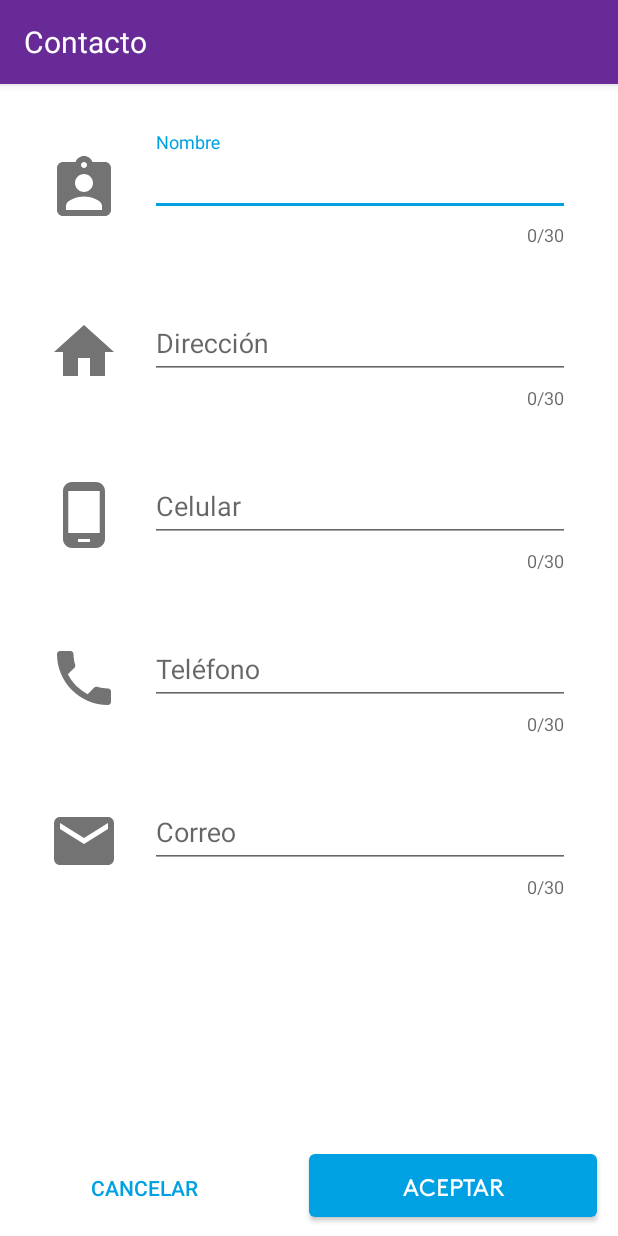
After one commit to JimPoolML/ContactBook, an Android app: the CreateUserActivity screen opened directly, with no data from a screen before it, on a phone screen of 412 x 824 dp. The commit adds this screen. Run offline under Robolectric (Android 15) with nearby library versions, the phone set to English and light mode, and no system bars; libraries missing offline, so code that uses them is left out: de.mateware.snacky.

Commit message:
Create ContactUserActivity Implements TextInput Implements Utils

```diff
--- /dev/null
+++ b/app/src/main/java/appjpm4everyone/contactbook/createuser/CreateUserActivity.kt
@@ -0,0 +1,30 @@
+package appjpm4everyone.contactbook.createuser
+
+import android.os.Bundle
+import appjpm4everyone.contactbook.R
+import appjpm4everyone.contactbook.base.BaseActivity
+import appjpm4everyone.contactbook.databinding.ActivityCreateUserBinding
+
+class CreateUserActivity : BaseActivity() {
+
+    private lateinit var binding : ActivityCreateUserBinding
+
+    override fun onCreate(savedInstanceState: Bundle?) {
+        super.onCreate(savedInstanceState)
+        setContentView(R.layout.activity_create_user)
+
+        binding = ActivityCreateUserBinding.inflate(layoutInflater)
+        setContentView(binding.root)
+
+        initUI()
+    }
+
+    private fun initUI() {
+        binding.botonCancelar.setOnClickListener {
+            hideKeyboardFrom(this)
+            finish()
+        }
+    }
+
+
+}
--- a/app/src/main/java/appjpm4everyone/contactbook/main/MainActivity.kt
+++ b/app/src/main/java/appjpm4everyone/contactbook/main/MainActivity.kt
@@ -1,8 +1,11 @@
 package appjpm4everyone.contactbook.main
 
+import android.content.Intent
+import android.os.Build
 import android.os.Bundle
 import android.view.View
-import android.widget.Toast
+import androidx.core.content.ContextCompat
+import androidx.core.content.res.ResourcesCompat
 import androidx.recyclerview.widget.DividerItemDecoration
 import androidx.recyclerview.widget.ItemTouchHelper
 import androidx.recyclerview.widget.LinearLayoutManager
@@ -11,9 +14,11 @@ import appjpm4everyone.contactbook.R
 import appjpm4everyone.contactbook.adapters.ContactAdapter
 import appjpm4everyone.contactbook.base.BaseActivity
 import appjpm4everyone.contactbook.classes.WeakContact
+import appjpm4everyone.contactbook.createuser.CreateUserActivity
 import appjpm4everyone.contactbook.databinding.ActivityMainBinding
 import appjpm4everyone.libraryFAB.CommunicateFab
 import appjpm4everyone.libraryFAB.MovableFloatingActionButton
+import com.google.android.material.internal.ContextUtils.getActivity
 
 
 class MainActivity : BaseActivity(), CommunicateFab {
@@ -91,8 +96,19 @@ class MainActivity : BaseActivity(), CommunicateFab {
             override fun onSwiped(viewHolder: RecyclerView.ViewHolder, swipeDir: Int) {
 
                 //Toast.makeText(this@MainActivity, "on Swiped ", Toast.LENGTH_SHORT).show()
+                /*if (Build.VERSION.SDK_INT >= 21) {
+                    showLongSnackError(this@MainActivity, resources.getString(R.string.delete_contact),
+                            ContextCompat.getDrawable(this@MainActivity, R.drawable.ic_delete)!!)
+                } else {
+                    showLongSnackError(this@MainActivity, resources.getString(R.string.delete_contact),
+                            resources.getDrawable(R.drawable.ic_delete))
+                }*/
+
                 showLongSnackError(this@MainActivity, resources.getString(R.string.delete_contact),
-                resources.getDrawable(R.drawable.ic_delete))
+                        ContextCompat.getDrawable(this@MainActivity, R.drawable.ic_delete)!!)
+                /*showLongSnackError(this@MainActivity, resources.getString(R.string.delete_contact),
+                    ResourcesCompat.getDrawable(R.drawable.ic_delete)!!
+                )*/
                 //Remove swiped item from list and notify the RecyclerView
                 val position = viewHolder.adapterPosition
                 list.removeAt(position)
@@ -113,7 +129,8 @@ class MainActivity : BaseActivity(), CommunicateFab {
     }
 
     override fun onClickFab(xPos: Float, yPos: Float) {
-        Toast.makeText(this, "Xpos : $xPos Ypos : $yPos", Toast.LENGTH_SHORT).show()
+        val intent = Intent(this, CreateUserActivity::class.java)
+        startActivity(intent)
     }
 
 }
--- /dev/null
+++ b/app/src/main/java/appjpm4everyone/contactbook/utils/Utils.kt
@@ -0,0 +1,46 @@
+package appjpm4everyone.contactbook.utils
+
+import android.util.Patterns
+import java.util.regex.Pattern
+
+
+object Utils {
+
+    fun isValidEmail(target: CharSequence?): Boolean {
+        return if (target != null) {
+            if (target.isEmpty()) {
+                false
+            } else {
+                Patterns.EMAIL_ADDRESS.matcher(target).matches()
+            }
+        }else{
+            false
+        }
+    }
+
+    fun isValidName(target: CharSequence?): Boolean {
+        val patron = Pattern.compile("^[a-zA-Z ]+$")
+        return if (target != null) {
+            if (target.isEmpty()) {
+                false
+            } else {
+                patron.matcher(target).matches() &&  (target.length<30)
+            }
+        }else{
+            false
+        }
+    }
+
+    fun isValidPhoneNumber(target: CharSequence?): Boolean {
+        return if (target != null) {
+            if (target.isEmpty()) {
+                false
+            } else {
+                Patterns.PHONE.matcher(target).matches()
+            }
+        }else{
+            false
+        }
+    }
+
+}
--- /dev/null
+++ b/app/src/main/res/drawable/ic_cell_phone.xml
@@ -0,0 +1,5 @@
+<vector android:alpha="0.92" android:height="48dp"
+    android:tint="?attr/colorControlNormal" android:viewportHeight="24"
+    android:viewportWidth="24" android:width="48dp" xmlns:android="http://schemas.android.com/apk/res/android">
+    <path android:fillColor="@android:color/white" android:pathData="M16,1L8,1C6.34,1 5,2.34 5,4v16c0,1.66 1.34,3 3,3h8c1.66,0 3,-1.34 3,-3L19,4c0,-1.66 -1.34,-3 -3,-3zM14,21h-4v-1h4v1zM17.25,18L6.75,18L6.75,4h10.5v14z"/>
+</vector>
--- /dev/null
+++ b/app/src/main/res/drawable/ic_email.xml
@@ -0,0 +1,5 @@
+<vector android:alpha="0.92" android:height="48dp"
+    android:tint="?attr/colorControlNormal" android:viewportHeight="24"
+    android:viewportWidth="24" android:width="48dp" xmlns:android="http://schemas.android.com/apk/res/android">
+    <path android:fillColor="@android:color/white" android:pathData="M20,4L4,4c-1.1,0 -1.99,0.9 -1.99,2L2,18c0,1.1 0.9,2 2,2h16c1.1,0 2,-0.9 2,-2L22,6c0,-1.1 -0.9,-2 -2,-2zM20,8l-8,5 -8,-5L4,6l8,5 8,-5v2z"/>
+</vector>
--- /dev/null
+++ b/app/src/main/res/drawable/ic_home.xml
@@ -0,0 +1,5 @@
+<vector android:alpha="0.92" android:height="48dp"
+    android:tint="?attr/colorControlNormal" android:viewportHeight="24"
+    android:viewportWidth="24" android:width="48dp" xmlns:android="http://schemas.android.com/apk/res/android">
+    <path android:fillColor="@android:color/white" android:pathData="M10,20v-6h4v6h5v-8h3L12,3 2,12h3v8z"/>
+</vector>
--- /dev/null
+++ b/app/src/main/res/drawable/ic_local_phone.xml
@@ -0,0 +1,5 @@
+<vector android:alpha="0.92" android:height="48dp"
+    android:tint="?attr/colorControlNormal" android:viewportHeight="24"
+    android:viewportWidth="24" android:width="48dp" xmlns:android="http://schemas.android.com/apk/res/android">
+    <path android:fillColor="@android:color/white" android:pathData="M6.62,10.79c1.44,2.83 3.76,5.14 6.59,6.59l2.2,-2.2c0.27,-0.27 0.67,-0.36 1.02,-0.24 1.12,0.37 2.33,0.57 3.57,0.57 0.55,0 1,0.45 1,1V20c0,0.55 -0.45,1 -1,1 -9.39,0 -17,-7.61 -17,-17 0,-0.55 0.45,-1 1,-1h3.5c0.55,0 1,0.45 1,1 0,1.25 0.2,2.45 0.57,3.57 0.11,0.35 0.03,0.74 -0.25,1.02l-2.2,2.2z"/>
+</vector>
--- /dev/null
+++ b/app/src/main/res/drawable/ic_name.xml
@@ -0,0 +1,5 @@
+<vector android:alpha="0.92" android:height="48dp"
+    android:tint="?attr/colorControlNormal" android:viewportHeight="24"
+    android:viewportWidth="24" android:width="48dp" xmlns:android="http://schemas.android.com/apk/res/android">
+    <path android:fillColor="@android:color/white" android:pathData="M19,3h-4.18C14.4,1.84 13.3,1 12,1c-1.3,0 -2.4,0.84 -2.82,2L5,3c-1.1,0 -2,0.9 -2,2v14c0,1.1 0.9,2 2,2h14c1.1,0 2,-0.9 2,-2L21,5c0,-1.1 -0.9,-2 -2,-2zM12,3c0.55,0 1,0.45 1,1s-0.45,1 -1,1 -1,-0.45 -1,-1 0.45,-1 1,-1zM12,7c1.66,0 3,1.34 3,3s-1.34,3 -3,3 -3,-1.34 -3,-3 1.34,-3 3,-3zM18,19L6,19v-1.4c0,-2 4,-3.1 6,-3.1s6,1.1 6,3.1L18,19z"/>
+</vector>
--- /dev/null
+++ b/app/src/main/res/layout/activity_create_user.xml
@@ -0,0 +1,317 @@
+<?xml version="1.0" encoding="utf-8"?>
+<androidx.constraintlayout.widget.ConstraintLayout xmlns:android="http://schemas.android.com/apk/res/android"
+xmlns:app="http://schemas.android.com/apk/res-auto"
+xmlns:tools="http://schemas.android.com/tools"
+android:layout_width="match_parent"
+android:layout_height="match_parent"
+tools:context=".createuser.CreateUserActivity">
+
+<androidx.coordinatorlayout.widget.CoordinatorLayout
+    android:layout_width="match_parent"
+    android:layout_height="match_parent"
+    android:background="@color/colorWhite"
+    android:fitsSystemWindows="true"
+    app:layout_constraintBottom_toBottomOf="parent"
+    app:layout_constraintEnd_toEndOf="parent"
+    app:layout_constraintStart_toStartOf="parent"
+    app:layout_constraintTop_toTopOf="parent">
+
+    <com.google.android.material.appbar.AppBarLayout
+        android:id="@+id/app_bar"
+        style="@style/Widget.MaterialComponents.Toolbar.Primary"
+        android:layout_width="match_parent"
+        android:layout_height="?actionBarSize"
+        android:background="@drawable/background_toolbar"
+        android:fitsSystemWindows="true"
+        android:minHeight="?attr/actionBarSize"
+        android:theme="@style/AppThemeCustom">
+
+        <androidx.appcompat.widget.Toolbar
+            android:id="@+id/toolbar"
+            android:layout_width="match_parent"
+            android:layout_height="?actionBarSize"
+            android:minHeight="56dp"
+            app:layout_collapseMode="pin"
+            app:popupTheme="@style/ThemeOverlay.AppCompat.Light">
+
+
+            <TextView
+                android:id="@+id/txt_toolbar_create"
+                android:layout_width="wrap_content"
+                android:layout_height="wrap_content"
+                android:layout_marginStart="@dimen/dp_8"
+                android:layout_marginTop="@dimen/dp_8"
+                android:text="@string/contact"
+                android:textColor="@color/colorWhite"
+                android:textSize="@dimen/text_toolbar_size" />
+
+        </androidx.appcompat.widget.Toolbar>
+
+    </com.google.android.material.appbar.AppBarLayout>
+
+    <androidx.core.widget.NestedScrollView
+        android:layout_width="match_parent"
+        android:layout_height="match_parent"
+        android:fillViewport="true"
+        app:layout_behavior="@string/appbar_scrolling_view_behavior">
+
+        <androidx.constraintlayout.widget.ConstraintLayout
+            android:id="@+id/general_constraint"
+            android:layout_width="match_parent"
+            android:layout_height="wrap_content"
+            android:background="@color/colorWhite">
+
+            <LinearLayout
+                android:id="@+id/linear_name"
+                android:layout_width="match_parent"
+                android:layout_height="wrap_content"
+                android:layout_marginTop="@dimen/dp_32"
+                android:layout_marginStart="@dimen/dp_32"
+                android:layout_marginEnd="@dimen/dp_32"
+                app:layout_constraintLeft_toLeftOf="parent"
+                app:layout_constraintRight_toRightOf="parent"
+                app:layout_constraintTop_toTopOf="parent"
+                android:orientation="horizontal">
+
+                <ImageView
+                    android:id="@+id/img_name"
+                    android:layout_width="wrap_content"
+                    android:layout_height="wrap_content"
+                    android:layout_gravity="center_vertical"
+                    android:contentDescription="@string/hint_name"
+                    app:srcCompat="@drawable/ic_name" />
+
+                <com.google.android.material.textfield.TextInputLayout
+                    android:id="@+id/ti_name"
+                    android:layout_width="match_parent"
+                    android:layout_height="wrap_content"
+                    android:layout_marginStart="@dimen/dp_20"
+                    app:counterEnabled="true"
+                    app:counterMaxLength="30"
+                    app:errorEnabled="true">
+
+                    <EditText
+                        android:id="@+id/edt_name"
+                        android:layout_width="match_parent"
+                        android:layout_height="wrap_content"
+                        android:ems="10"
+                        android:hint="@string/hint_name"
+                        android:inputType="text"
+                        android:maxLength="30"
+                        android:importantForAutofill="no"
+                        android:maxLines="1"/>
+
+
+                </com.google.android.material.textfield.TextInputLayout>
+            </LinearLayout>
+
+            <LinearLayout
+                android:id="@+id/linear_address"
+                android:layout_width="match_parent"
+                android:layout_height="wrap_content"
+                android:layout_marginTop="@dimen/dp_32"
+                android:layout_marginStart="@dimen/dp_32"
+                android:layout_marginEnd="@dimen/dp_32"
+                app:layout_constraintLeft_toLeftOf="parent"
+                app:layout_constraintRight_toRightOf="parent"
+                app:layout_constraintTop_toBottomOf="@id/linear_name"
+                android:orientation="horizontal">
+
+                <ImageView
+                    android:id="@+id/img_address"
+                    android:layout_width="wrap_content"
+                    android:layout_height="wrap_content"
+                    android:layout_gravity="center_vertical"
+                    android:contentDescription="@string/hint_address"
+                    app:srcCompat="@drawable/ic_home" />
+
+                <com.google.android.material.textfield.TextInputLayout
+                    android:id="@+id/ti_address"
+                    android:layout_width="match_parent"
+                    android:layout_height="wrap_content"
+                    android:layout_marginStart="@dimen/dp_20"
+                    app:counterEnabled="true"
+                    app:counterMaxLength="30"
+                    app:errorEnabled="true">
+
+                    <EditText
+                        android:id="@+id/edt_address"
+                        android:layout_width="match_parent"
+                        android:layout_height="wrap_content"
+                        android:ems="10"
+                        android:hint="@string/hint_address"
+                        android:inputType="textPostalAddress"
+                        android:maxLength="30"
+                        android:importantForAutofill="no"
+                        android:maxLines="1"/>
+
+
+                </com.google.android.material.textfield.TextInputLayout>
+            </LinearLayout>
+
+            <LinearLayout
+                android:id="@+id/linear_cellPhone"
+                android:layout_width="match_parent"
+                android:layout_height="wrap_content"
+                android:layout_marginTop="@dimen/dp_32"
+                android:layout_marginStart="@dimen/dp_32"
+                android:layout_marginEnd="@dimen/dp_32"
+                app:layout_constraintLeft_toLeftOf="parent"
+                app:layout_constraintRight_toRightOf="parent"
+                app:layout_constraintTop_toBottomOf="@id/linear_address"
+                android:orientation="horizontal">
+
+                <ImageView
+                    android:id="@+id/img_cellPhone"
+                    android:layout_width="wrap_content"
+                    android:layout_height="wrap_content"
+                    android:layout_gravity="center_vertical"
+                    android:contentDescription="@string/hint_number"
+                    app:srcCompat="@drawable/ic_cell_phone" />
+
+                <com.google.android.material.textfield.TextInputLayout
+                    android:id="@+id/ti_cellPhone"
+                    android:layout_width="match_parent"
+                    android:layout_height="wrap_content"
+                    android:layout_marginStart="@dimen/dp_20"
+                    app:counterEnabled="true"
+                    app:counterMaxLength="30"
+                    app:errorEnabled="true">
+
+                    <EditText
+                        android:id="@+id/edt_cellPhone"
+                        android:layout_width="match_parent"
+                        android:layout_height="wrap_content"
+                        android:ems="10"
+                        android:hint="@string/hint_number"
+                        android:inputType="phone"
+                        android:maxLength="30"
+                        android:importantForAutofill="no"
+                        android:maxLines="1"/>
+
+
+                </com.google.android.material.textfield.TextInputLayout>
+            </LinearLayout>
+
+            <LinearLayout
+                android:id="@+id/linear_localPhone"
+                android:layout_width="match_parent"
+                android:layout_height="wrap_content"
+                android:layout_marginTop="@dimen/dp_32"
+                android:layout_marginStart="@dimen/dp_32"
+                android:layout_marginEnd="@dimen/dp_32"
+                app:layout_constraintLeft_toLeftOf="parent"
+                app:layout_constraintRight_toRightOf="parent"
+                app:layout_constraintTop_toBottomOf="@id/linear_cellPhone"
+                android:orientation="horizontal">
+
+                <ImageView
+                    android:id="@+id/img_localPhone"
+                    android:layout_width="wrap_content"
+                    android:layout_height="wrap_content"
+                    android:layout_gravity="center_vertical"
+                    android:contentDescription="@string/hint_telephone"
+                    app:srcCompat="@drawable/ic_local_phone" />
+
+                <com.google.android.material.textfield.TextInputLayout
+                    android:id="@+id/ti_localPhone"
+                    android:layout_width="match_parent"
+                    android:layout_height="wrap_content"
+                    android:layout_marginStart="@dimen/dp_20"
+                    app:counterEnabled="true"
+                    app:counterMaxLength="30"
+                    app:errorEnabled="true">
+
+                    <EditText
+                        android:id="@+id/edt_localPhone"
+                        android:layout_width="match_parent"
+                        android:layout_height="wrap_content"
+                        android:ems="10"
+                        android:hint="@string/hint_telephone"
+                        android:inputType="phone"
+                        android:maxLength="30"
+                        android:importantForAutofill="no"
+                        android:maxLines="1"/>
+
+
+                </com.google.android.material.textfield.TextInputLayout>
+            </LinearLayout>
+
+            <LinearLayout
+                android:id="@+id/linear_email"
+                android:layout_width="match_parent"
+                android:layout_height="wrap_content"
+                android:layout_marginTop="@dimen/dp_32"
+                android:layout_marginStart="@dimen/dp_32"
+                android:layout_marginEnd="@dimen/dp_32"
+                app:layout_constraintLeft_toLeftOf="parent"
+                app:layout_constraintRight_toRightOf="parent"
+                app:layout_constraintTop_toBottomOf="@id/linear_localPhone"
+                android:orientation="horizontal">
+
+                <ImageView
+                    android:id="@+id/img_email"
+                    android:layout_width="wrap_content"
+                    android:layout_height="wrap_content"
+                    android:layout_gravity="center_vertical"
+                    android:contentDescription="@string/hint_email"
+                    app:srcCompat="@drawable/ic_email" />
+
+                <com.google.android.material.textfield.TextInputLayout
+                    android:id="@+id/ti_email"
+                    android:layout_width="match_parent"
+                    android:layout_height="wrap_content"
+                    android:layout_marginStart="@dimen/dp_20"
+                    app:counterEnabled="true"
+                    app:counterMaxLength="30"
+                    app:errorEnabled="true">
+
+                    <EditText
+                        android:id="@+id/edt_email"
+                        android:layout_width="match_parent"
+                        android:layout_height="wrap_content"
+                        android:ems="10"
+                        android:hint="@string/hint_email"
+                        android:maxLength="30"
+                        android:inputType="textEmailAddress"
+                        android:importantForAutofill="no"
+                        android:maxLines="1"/>
+
+
+                </com.google.android.material.textfield.TextInputLayout>
+            </LinearLayout>
+
+            <!-- Bottom Bar -->
+            <LinearLayout
+                android:id="@+id/bottom_bar"
+                android:layout_width="match_parent"
+                android:layout_height="?attr/actionBarSize"
+                app:layout_constraintLeft_toLeftOf="parent"
+                app:layout_constraintRight_toRightOf="parent"
+                app:layout_constraintBottom_toBottomOf="parent"
+                android:orientation="horizontal">
+
+                <Button
+                    android:id="@+id/boton_cancelar"
+                    style="@style/Widget.AppCompat.Button.Borderless.Colored"
+                    android:layout_width="0dp"
+                    android:layout_height="wrap_content"
+                    android:layout_weight="1"
+                    android:text="@string/cancel" />
+
+                <Button
+                    android:id="@+id/boton_aceptar"
+                    android:layout_width="0dp"
+                    android:layout_height="wrap_content"
+                    android:layout_weight="1"
+                    style="@style/Custom.Button.Disable"
+                    android:text="@string/agree"
+                    android:textColor="@android:color/white" />
+            </LinearLayout>
+
+
+        </androidx.constraintlayout.widget.ConstraintLayout>
+    </androidx.core.widget.NestedScrollView>
+</androidx.coordinatorlayout.widget.CoordinatorLayout>
+
+</androidx.constraintlayout.widget.ConstraintLayout>
--- a/app/src/main/res/values/strings.xml
+++ b/app/src/main/res/values/strings.xml
@@ -1,10 +1,29 @@
 <resources>
     <string name="app_name">ContactBook</string>
     <string name="book">Agenda</string>
+    <string name="contact">Contacto</string>
     <string name="search_contact">Buscar Contacto</string>
     <string name="lorem_ipsum">Lorem Ipsum</string>
     <string name="n_0123456789">0123456789</string>
     <string name="jp">JP</string>
     <string name="add_contact">Contacto agregado</string>
     <string name="delete_contact">Contacto eliminado</string>
+
+    <string name="invalid_email">Correo electrónico inválido</string>
+    <string name="invalid_name">Nombre inválido</string>
+    <string name="invalid_phone">Teléfono inválido</string>
+
+    <string name="hint_name">Nombre</string>
+    <string name="hint_address">Dirección</string>
+    <string name="hint_number">Celular</string>
+    <string name="hint_telephone">Teléfono</string>
+    <string name="hint_email">Correo</string>
+
+    <string name="cancel">Cancelar</string>
+    <string name="agree">Aceptar</string>
+
+
+
+
+
 </resources>
--- a/app/src/main/res/values/styles.xml
+++ b/app/src/main/res/values/styles.xml
@@ -165,7 +165,7 @@
     </style>
 
     <!-- Buttons Style -->
-    <style name="ReconoSerID.Button" parent="Base.TextAppearance.AppCompat.Button">
+    <style name="Custom.Button" parent="Base.TextAppearance.AppCompat.Button">
         <item name="android:layout_width">wrap_content</item>
         <item name="android:textColor">@color/colorWhite</item>
         <item name="android:background">@drawable/background_button_round_blue</item>
@@ -175,7 +175,7 @@
         <item name="android:textSize">@dimen/text_dim_16</item>
     </style>
 
-    <style name="ReconoSerID.Button.Normal" parent="ReconoSerID.Button">
+    <style name="Custom.Button.Normal" parent="Custom.Button">
         <item name="android:layout_height">@dimen/button_height</item>
         <item name="android:layout_width">match_parent</item>
         <item name="android:layout_marginBottom">@dimen/margin_14</item>
@@ -184,7 +184,7 @@
         <item name="elevation">0dp</item>
     </style>
 
-    <style name="ReconoSerID.Button.Sisec" parent="ReconoSerID.Button">
+    <style name="Custom.Button.Disable" parent="Custom.Button">
         <item name="android:layout_height">@dimen/button_height</item>
         <item name="android:layout_width">match_parent</item>
         <item name="android:layout_marginBottom">@dimen/margin_14</item>
@@ -195,16 +195,16 @@
         <item name="elevation">0dp</item>
     </style>
 
-    <style name="ReconoSerID.Button.Black" parent="ReconoSerID.Button.Normal">
+    <style name="Custom.Button.Black" parent="Custom.Button.Normal">
         <item name="android:background">@drawable/background_button_round_black</item>
     </style>
 
-    <style name="ReconoSerID.Button.Yellow" parent="ReconoSerID.Button.Normal">
+    <style name="Custom.Button.Yellow" parent="Custom.Button.Normal">
         <item name="android:background">@drawable/background_button_round_yellow</item>
         <item name="android:textColor">@color/colorBlack</item>
     </style>
 
-    <style name="ReconoSerID.Button.Blue" parent="ReconoSerID.Button.Normal">
+    <style name="Custom.Button.Blue" parent="Custom.Button.Normal">
         <item name="android:background">@drawable/background_button_round_blue</item>
         <item name="android:textColor">@color/colorWhite</item>
     </style>
@@ -271,7 +271,7 @@
         <item name="itemTextColor">@color/selector_item</item>
     </style>
 
-    <style name="ReconoSerID.Button.Magenta" parent="ReconoSerID.Button.Normal">
+    <style name="Custom.Button.Magenta" parent="Custom.Button.Normal">
         <item name="android:background">@drawable/background_button_round_red</item>
     </style>
 
```
Also changed, not shown: app/build.gradle (+8 -7 lines), app/src/main/AndroidManifest.xml (+6 -1 lines), build.gradle (+4 -4 lines).
